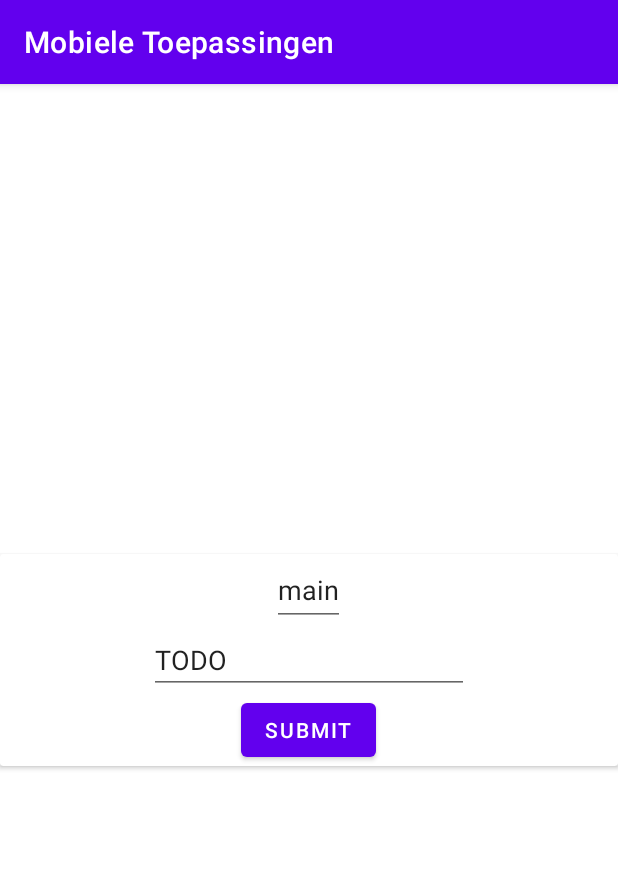
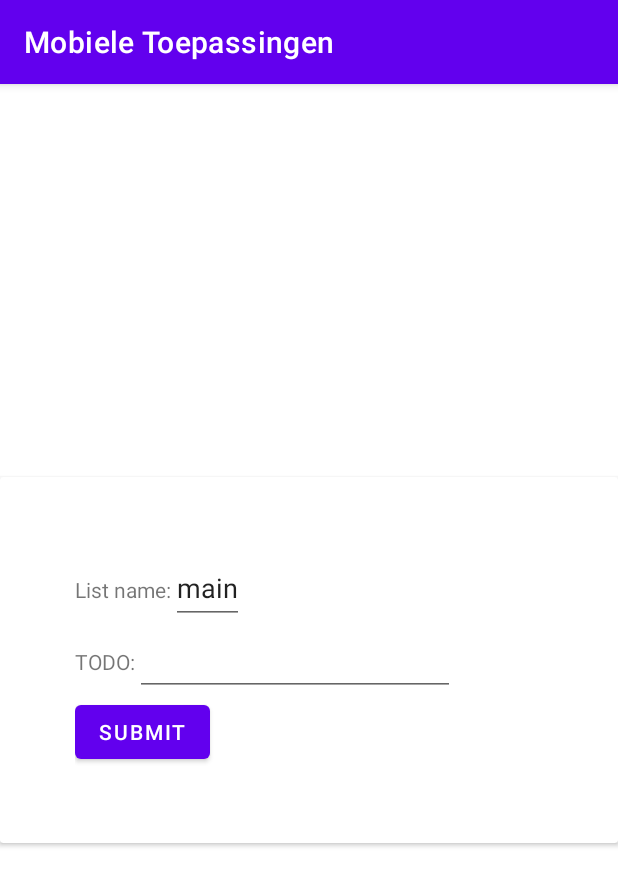
Before and after one commit to ucll-mobile-2021/project-harige-aap, an Android app: the NewTodoFragment screen opened through its navigation route, on a phone screen of 412 x 824 dp. Shown: the top 886 px of the screen. Run offline under Robolectric (Android 15) with nearby library versions, the phone set to English and light mode, and no system bars; libraries missing offline, so code that uses them is left out: org.litote.kmongo; 1 statement that could not run was skipped.

Commit message:
Some cosmetic and accessibility changes.

```diff
--- a/app/src/main/res/layout/main_fragment.xml
+++ b/app/src/main/res/layout/main_fragment.xml
@@ -14,7 +14,8 @@
             android:id="@+id/textView"
             android:layout_width="wrap_content"
             android:layout_height="wrap_content"
-            android:text="TODO"
+            android:text="@string/title"
+            android:textSize="30sp"
             app:layout_constraintBottom_toBottomOf="parent"
             app:layout_constraintLeft_toLeftOf="parent"
             app:layout_constraintRight_toRightOf="parent"
@@ -51,7 +52,7 @@
         android:layout_gravity="bottom|end"
         android:layout_margin="16dp"
         android:clickable="true"
-        android:contentDescription="Add TODO item"
+        android:contentDescription="@string/add_item_fab"
         android:focusable="true"
         app:srcCompat="@android:drawable/ic_input_add" />
 
--- a/app/src/main/res/layout/new_todo_fragment.xml
+++ b/app/src/main/res/layout/new_todo_fragment.xml
@@ -13,8 +13,21 @@
         <LinearLayout
             android:layout_width="match_parent"
             android:layout_height="match_parent"
-            android:gravity="center"
-            android:orientation="vertical">
+            android:gravity="start"
+            android:orientation="vertical"
+            android:layout_margin="50dp">
+
+            <LinearLayout
+                android:layout_width="wrap_content"
+                android:layout_height="match_parent"
+                android:orientation="horizontal">
+
+                <TextView
+                    android:id="@+id/listLabel"
+                    android:labelFor="@id/list"
+                    android:layout_width="wrap_content"
+                    android:layout_height="wrap_content"
+                    android:text="@string/list_label" />
 
                 <AutoCompleteTextView
                     android:id="@+id/list"
@@ -22,7 +35,22 @@
                     android:layout_height="wrap_content"
                     android:minWidth="48dp"
                     android:minHeight="48dp"
-                android:text="main" />
+                    android:text="@string/def_list"
+                    tools:ignore="DuplicateSpeakableTextCheck" />
+
+            </LinearLayout>
+
+            <LinearLayout
+                android:layout_width="wrap_content"
+                android:layout_height="wrap_content"
+                android:orientation="horizontal">
+
+                <TextView
+                    android:id="@+id/contentLabel"
+                    android:labelFor="@+id/content"
+                    android:layout_width="wrap_content"
+                    android:layout_height="wrap_content"
+                    android:text="@string/content_label" />
 
                 <EditText
                     android:id="@+id/content"
@@ -31,13 +59,19 @@
                     android:ems="10"
                     android:importantForAutofill="no"
                     android:inputType="textShortMessage|text"
-                android:text="TODO" />
+                    android:minHeight="48dp"
+                    tools:ignore="DuplicateSpeakableTextCheck" />
+
+            </LinearLayout>
 
             <Button
                 android:id="@+id/button"
                 android:layout_width="wrap_content"
                 android:layout_height="wrap_content"
-                android:text="Submit" />
+                android:text="@string/submit" />
+
+
+
         </LinearLayout>
 
     </androidx.cardview.widget.CardView>
--- a/app/src/main/res/values/strings.xml
+++ b/app/src/main/res/values/strings.xml
@@ -1,3 +1,9 @@
 <resources>
     <string name="app_name">Mobiele Toepassingen</string>
+    <string name="title">All TODO lists</string>
+    <string name="add_item_fab">Add TODO item</string>
+    <string name="def_list">main</string>
+    <string name="list_label">List name: </string>
+    <string name="content_label">TODO: </string>
+    <string name="submit">Submit</string>
 </resources>
```
Lines whose indentation alone changed are shown as unchanged.
